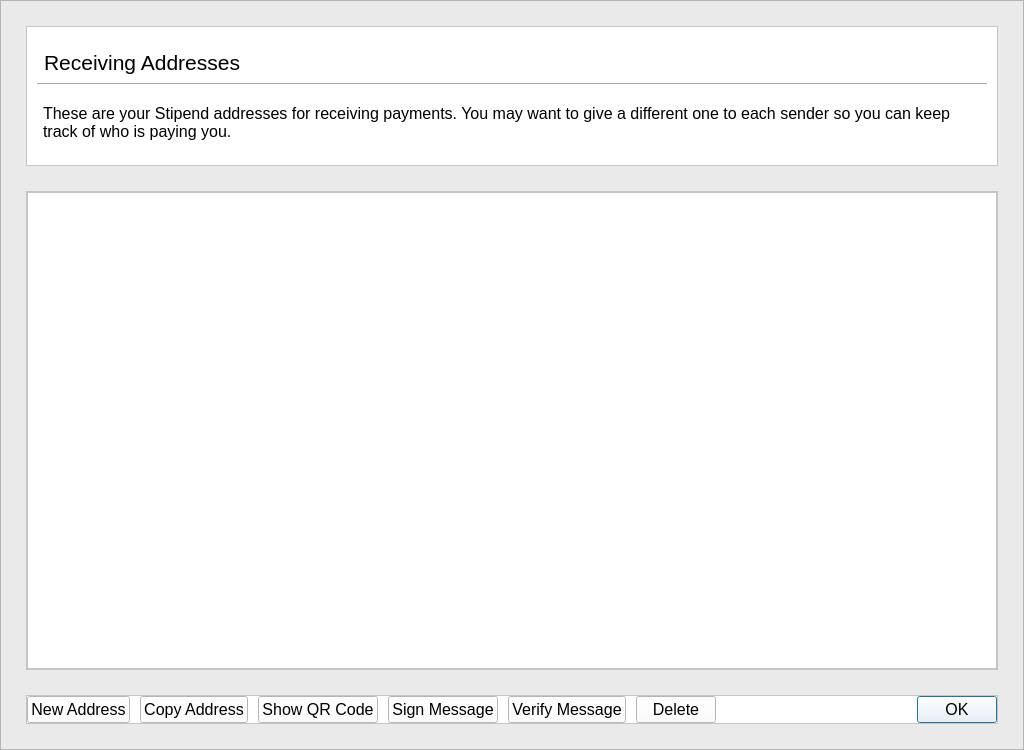
Before: the Qt Designer form src/qt/forms/addressbookpage.ui in Stipend-Developer/stipend, drawn with Qt 5.
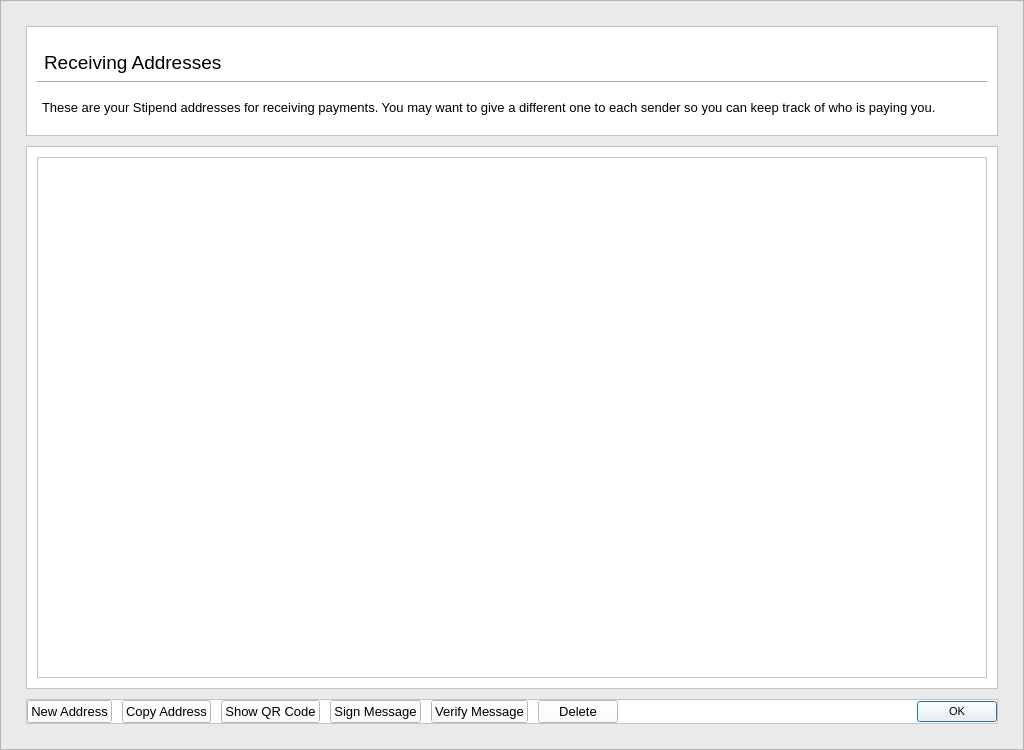
After: the same form once the commit is applied.

Commit message: Modify fonts to render properly on Windows

What changed in the file:
```diff
--- a/src/qt/forms/addressbookpage.ui
+++ b/src/qt/forms/addressbookpage.ui
@@ -13,7 +13,13 @@
   <property name="minimumSize">
    <size>
     <width>1024</width>
-    <height>0</height>
+    <height>750</height>
+   </size>
+  </property>
+  <property name="maximumSize">
+   <size>
+    <width>1024</width>
+    <height>750</height>
    </size>
   </property>
   <property name="windowTitle">
@@ -65,7 +71,7 @@
       <item>
        <layout class="QVBoxLayout" name="verticalLayout_2">
         <property name="spacing">
-         <number>25</number>
+         <number>10</number>
         </property>
         <property name="leftMargin">
          <number>0</number>
@@ -84,13 +90,13 @@
           <property name="minimumSize">
            <size>
             <width>0</width>
-            <height>140</height>
+            <height>110</height>
            </size>
           </property>
           <property name="maximumSize">
            <size>
             <width>16777215</width>
-            <height>140</height>
+            <height>110</height>
            </size>
           </property>
           <property name="styleSheet">
@@ -177,7 +183,7 @@
                    <widget class="QLabel" name="receivingLabel">
                     <property name="font">
                      <font>
-                      <pointsize>16</pointsize>
+                      <pointsize>14</pointsize>
                      </font>
                     </property>
                     <property name="styleSheet">
@@ -206,13 +212,13 @@
                <property name="minimumSize">
                 <size>
                  <width>0</width>
-                 <height>60</height>
+                 <height>35</height>
                 </size>
                </property>
                <property name="maximumSize">
                 <size>
                  <width>16777215</width>
-                 <height>60</height>
+                 <height>35</height>
                 </size>
                </property>
                <property name="styleSheet">
@@ -247,18 +253,18 @@
                     <property name="minimumSize">
                      <size>
                       <width>0</width>
-                      <height>50</height>
+                      <height>30</height>
                      </size>
                     </property>
                     <property name="maximumSize">
                      <size>
                       <width>16777215</width>
-                      <height>50</height>
+                      <height>30</height>
                      </size>
                     </property>
                     <property name="font">
                      <font>
-                      <pointsize>12</pointsize>
+                      <pointsize>10</pointsize>
                      </font>
                     </property>
                     <property name="styleSheet">
@@ -298,16 +304,16 @@
           </property>
           <layout class="QVBoxLayout" name="verticalLayout_5">
            <property name="leftMargin">
-            <number>0</number>
+            <number>10</number>
            </property>
            <property name="topMargin">
-            <number>0</number>
+            <number>10</number>
            </property>
            <property name="rightMargin">
-            <number>0</number>
+            <number>10</number>
            </property>
            <property name="bottomMargin">
-            <number>0</number>
+            <number>10</number>
            </property>
            <item>
             <widget class="QTableView" name="tableView">
@@ -382,7 +388,7 @@
               <widget class="QPushButton" name="newAddressButton">
                <property name="font">
                 <font>
-                 <pointsize>12</pointsize>
+                 <pointsize>10</pointsize>
                 </font>
                </property>
                <property name="text">
@@ -394,7 +400,7 @@
               <widget class="QPushButton" name="copyToClipboard">
                <property name="font">
                 <font>
-                 <pointsize>12</pointsize>
+                 <pointsize>10</pointsize>
                 </font>
                </property>
                <property name="text">
@@ -406,7 +412,7 @@
               <widget class="QPushButton" name="showQRCode">
                <property name="font">
                 <font>
-                 <pointsize>12</pointsize>
+                 <pointsize>10</pointsize>
                 </font>
                </property>
                <property name="text">
@@ -418,7 +424,7 @@
               <widget class="QPushButton" name="signMessage">
                <property name="font">
                 <font>
-                 <pointsize>12</pointsize>
+                 <pointsize>10</pointsize>
                 </font>
                </property>
                <property name="text">
@@ -430,7 +436,7 @@
               <widget class="QPushButton" name="verifyMessage">
                <property name="font">
                 <font>
-                 <pointsize>12</pointsize>
+                 <pointsize>10</pointsize>
                 </font>
                </property>
                <property name="text">
@@ -442,7 +448,7 @@
               <widget class="QPushButton" name="deleteButton">
                <property name="font">
                 <font>
-                 <pointsize>12</pointsize>
+                 <pointsize>10</pointsize>
                 </font>
                </property>
                <property name="text">
@@ -471,7 +477,7 @@
                 </font>
                </property>
                <property name="styleSheet">
-                <string notr="true">font-size:16px;</string>
+                <string notr="true">font-size: 11px</string>
                </property>
                <property name="standardButtons">
                 <set>QDialogButtonBox::Ok</set>
```
The commit also changes 4 other files.
